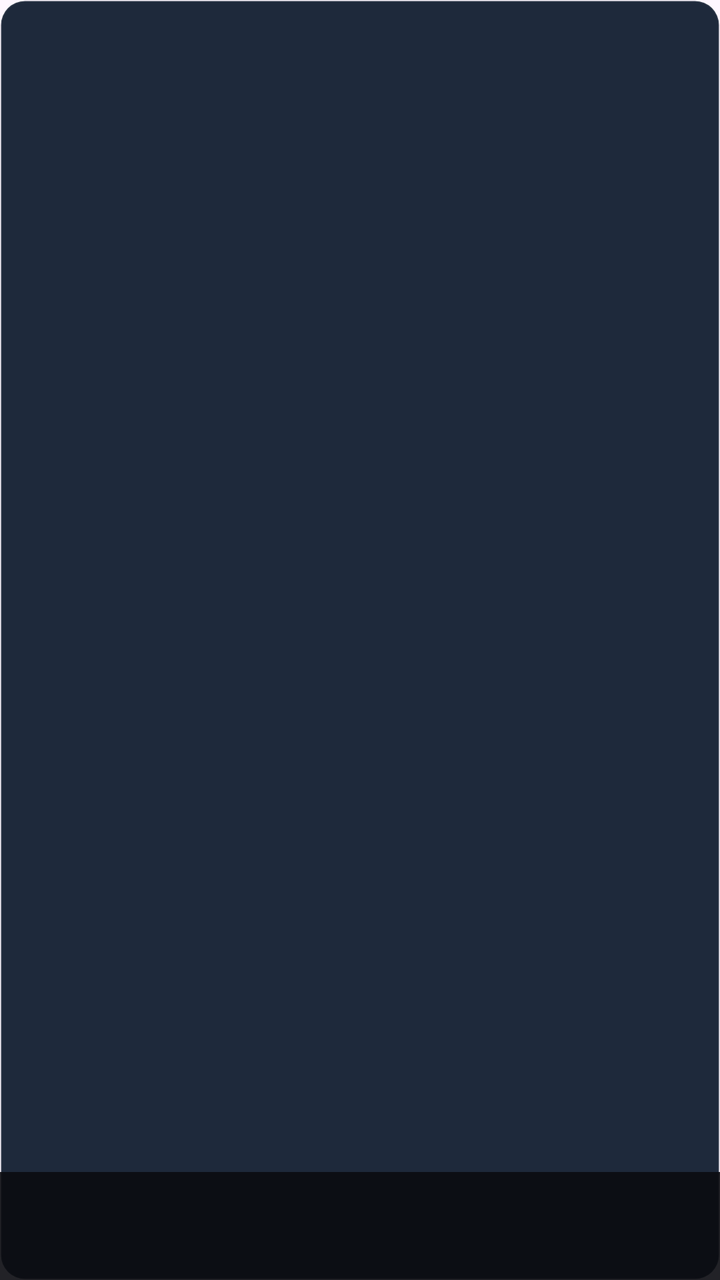
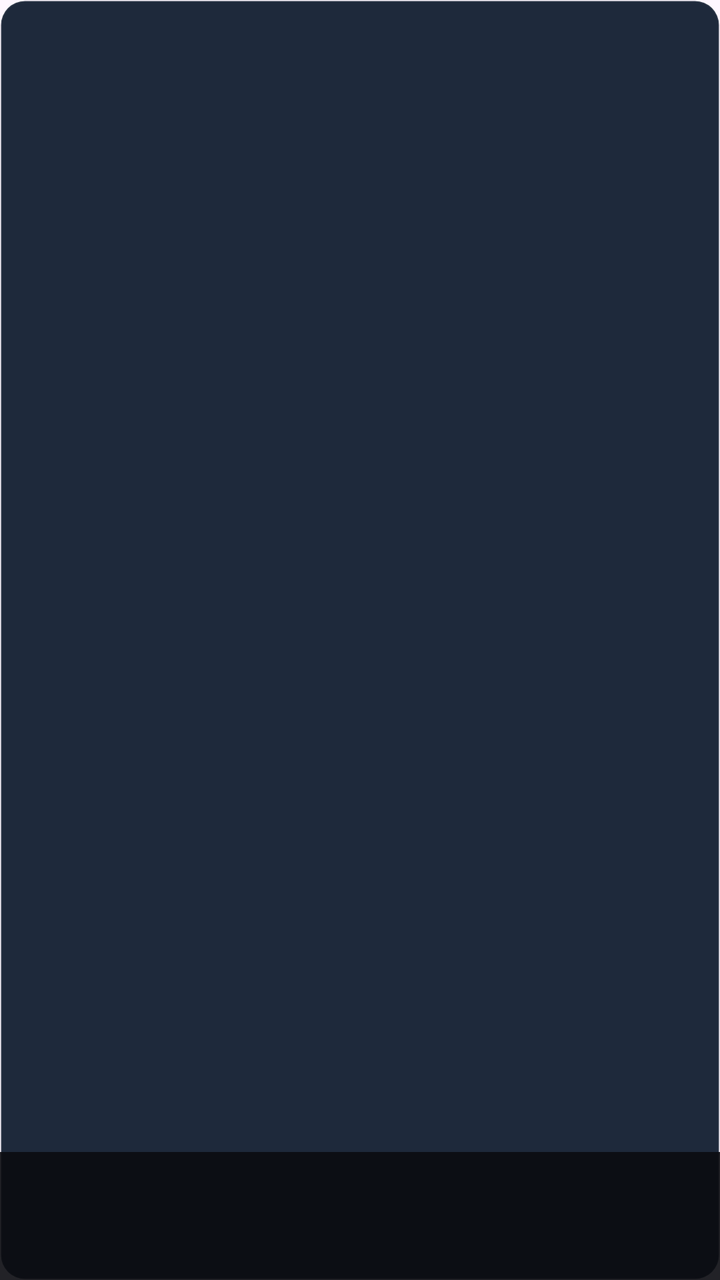

Before-and-after screenshots of an Android layout around one commit, followed by the original layout XML and the change that was made.
<!-- AndroidManifest.xml: another module's application theme Theme.YuanBaoTv -->
<!-- res/layout/item_poster_card.xml -->
<?xml version="1.0" encoding="utf-8"?>
<androidx.constraintlayout.widget.ConstraintLayout xmlns:android="http://schemas.android.com/apk/res/android"
    xmlns:app="http://schemas.android.com/apk/res-auto"
    android:id="@+id/card_container"
    android:layout_width="104dp"
    android:layout_height="156dp"
    android:layout_marginEnd="6dp"
    android:background="@drawable/bg_tv_focus_ring"
    android:focusable="true"
    android:focusableInTouchMode="true">
    <ImageView android:id="@+id/iv_poster" android:layout_width="0dp" android:layout_height="0dp" android:scaleType="fitCenter" app:layout_constraintBottom_toBottomOf="parent" app:layout_constraintEnd_toEndOf="parent" app:layout_constraintStart_toStartOf="parent" app:layout_constraintTop_toTopOf="parent" />
    <View android:layout_width="0dp" android:layout_height="54dp" android:background="#E60A0C10" app:layout_constraintBottom_toBottomOf="parent" app:layout_constraintEnd_toEndOf="parent" app:layout_constraintStart_toStartOf="parent" />
    <TextView android:id="@+id/tv_title" android:layout_width="0dp" android:layout_height="wrap_content" android:layout_marginStart="6dp" android:layout_marginEnd="6dp" android:ellipsize="end" android:maxLines="1" android:textColor="@color/tv_text_primary" android:textSize="11sp" android:textStyle="bold" app:layout_constraintBottom_toTopOf="@id/tv_subtitle" app:layout_constraintEnd_toEndOf="parent" app:layout_constraintStart_toStartOf="parent" />
    <TextView android:id="@+id/tv_subtitle" android:layout_width="0dp" android:layout_height="wrap_content" android:layout_marginStart="6dp" android:layout_marginEnd="6dp" android:layout_marginBottom="6dp" android:ellipsize="end" android:maxLines="1" android:textColor="@color/tv_text_secondary" android:textSize="9sp" app:layout_constraintBottom_toBottomOf="parent" app:layout_constraintEnd_toEndOf="parent" app:layout_constraintStart_toStartOf="parent" />
</androidx.constraintlayout.widget.ConstraintLayout>
<!-- resources referenced by this layout -->
<resources>
  <color name="tv_text_primary">#E5E2E1</color>
  <color name="tv_text_secondary">#D3C5AF</color>
  <!-- drawable bg_tv_focus_ring (drawable) -->
  <?xml version="1.0" encoding="utf-8"?>
  <selector xmlns:android="http://schemas.android.com/apk/res/android">
      <item android:state_focused="true">
          <shape android:shape="rectangle">
              <solid android:color="#263B82F6" />
              <stroke android:width="3dp" android:color="@color/tv_focus_ring" />
              <corners android:radius="12dp" />
          </shape>
      </item>
      <item>
          <shape android:shape="rectangle">
              <solid android:color="@color/tv_bg_card" />
              <stroke android:width="1dp" android:color="#1AFFFFFF" />
              <corners android:radius="12dp" />
          </shape>
      </item>
  </selector>
  <style name="Theme.YuanBaoTv" parent="Theme.Material3.DayNight.NoActionBar">
          <item name="colorPrimary">@color/primary</item>
          <item name="colorOnPrimary">@color/on_primary</item>
          <item name="android:statusBarColor">@android:color/transparent</item>
          <item name="android:navigationBarColor">@android:color/transparent</item>
          <item name="android:windowLightStatusBar">false</item>
          <item name="buttonStyle">@style/Widget.YuanBaoTv.Button</item>
      </style>
  <color name="tv_focus_ring">#84F5E8</color>
  <color name="tv_bg_card">#1E293B</color>
  <color name="primary">#1B5E20</color>
  <color name="on_primary">#FFFFFF</color>
  <style name="Widget.YuanBaoTv.Button" parent="Widget.AppCompat.Button">
          <item name="android:backgroundTint">@null</item>
          <item name="backgroundTint">@null</item>
          <item name="android:textAllCaps">false</item>
      </style>
</resources>

<!-- the commit's change to res/layout/item_poster_card.xml (unified diff, before → after) -->
@@ -2,14 +2,13 @@
 <androidx.constraintlayout.widget.ConstraintLayout xmlns:android="http://schemas.android.com/apk/res/android"
     xmlns:app="http://schemas.android.com/apk/res-auto"
     android:id="@+id/card_container"
-    android:layout_width="104dp"
-    android:layout_height="156dp"
+    android:layout_width="132dp"
+    android:layout_height="198dp"
     android:layout_marginEnd="6dp"
     android:background="@drawable/bg_tv_focus_ring"
-    android:focusable="true"
-    android:focusableInTouchMode="true">
+    android:focusable="true">
     <ImageView android:id="@+id/iv_poster" android:layout_width="0dp" android:layout_height="0dp" android:scaleType="fitCenter" app:layout_constraintBottom_toBottomOf="parent" app:layout_constraintEnd_toEndOf="parent" app:layout_constraintStart_toStartOf="parent" app:layout_constraintTop_toTopOf="parent" />
-    <View android:layout_width="0dp" android:layout_height="54dp" android:background="#E60A0C10" app:layout_constraintBottom_toBottomOf="parent" app:layout_constraintEnd_toEndOf="parent" app:layout_constraintStart_toStartOf="parent" />
-    <TextView android:id="@+id/tv_title" android:layout_width="0dp" android:layout_height="wrap_content" android:layout_marginStart="6dp" android:layout_marginEnd="6dp" android:ellipsize="end" android:maxLines="1" android:textColor="@color/tv_text_primary" android:textSize="11sp" android:textStyle="bold" app:layout_constraintBottom_toTopOf="@id/tv_subtitle" app:layout_constraintEnd_toEndOf="parent" app:layout_constraintStart_toStartOf="parent" />
+    <View android:layout_width="0dp" android:layout_height="64dp" android:background="#E60A0C10" app:layout_constraintBottom_toBottomOf="parent" app:layout_constraintEnd_toEndOf="parent" app:layout_constraintStart_toStartOf="parent" />
+    <TextView android:id="@+id/tv_title" android:layout_width="0dp" android:layout_height="wrap_content" android:layout_marginStart="6dp" android:layout_marginEnd="6dp" android:ellipsize="end" android:maxLines="2" android:textColor="@color/tv_text_primary" android:textSize="11sp" android:textStyle="bold" app:layout_constraintBottom_toTopOf="@id/tv_subtitle" app:layout_constraintEnd_toEndOf="parent" app:layout_constraintStart_toStartOf="parent" />
     <TextView android:id="@+id/tv_subtitle" android:layout_width="0dp" android:layout_height="wrap_content" android:layout_marginStart="6dp" android:layout_marginEnd="6dp" android:layout_marginBottom="6dp" android:ellipsize="end" android:maxLines="1" android:textColor="@color/tv_text_secondary" android:textSize="9sp" app:layout_constraintBottom_toBottomOf="parent" app:layout_constraintEnd_toEndOf="parent" app:layout_constraintStart_toStartOf="parent" />
 </androidx.constraintlayout.widget.ConstraintLayout>
